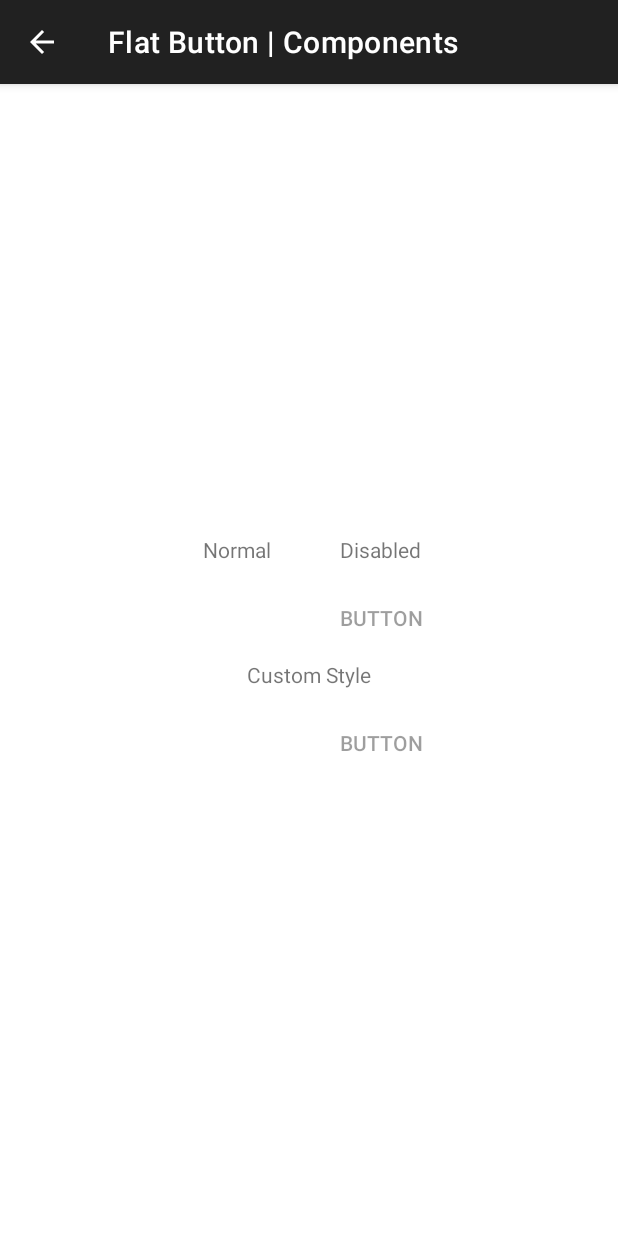
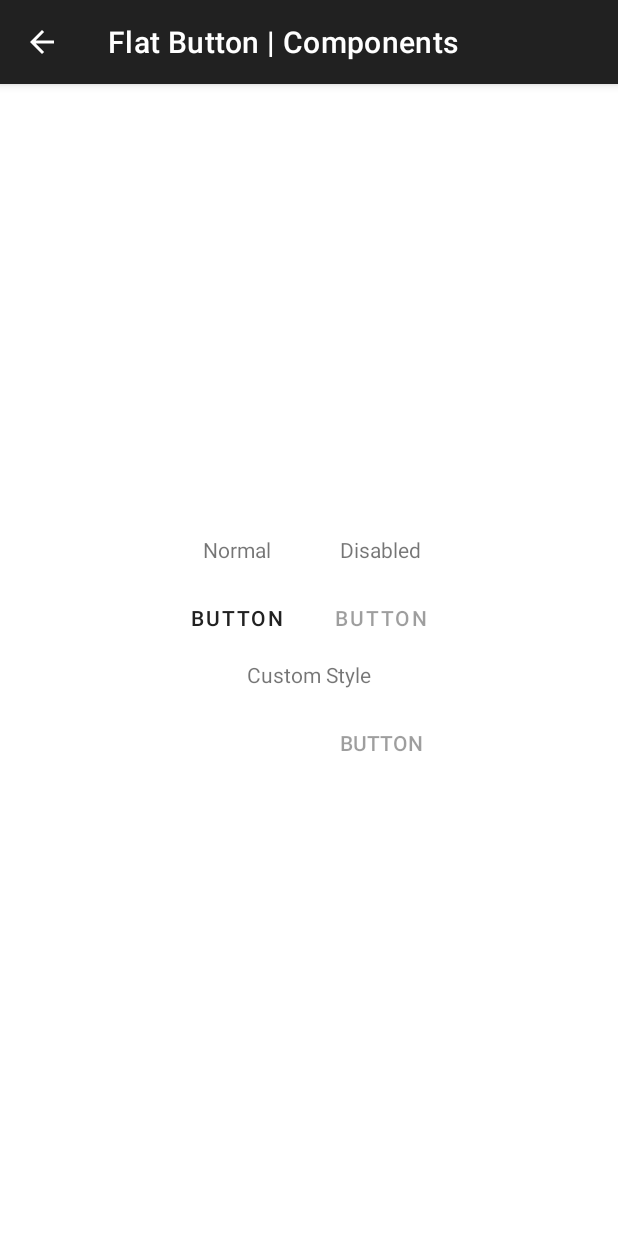
Before and after one commit to Chan4077/android-examples, an Android app: the ComponentsFlatButtonActivity screen opened directly, with no data from a screen before it, on a phone screen of 412 x 824 dp. Run offline under Robolectric (Android 15) with nearby library versions, the phone set to English and light mode, and no system bars.

Commit message:
ComponentsFlatButtonActivity: Use attributes instead of style references

```diff
--- a/AndroidExamples/app/src/main/res/layout/activity_components_flat_button.xml
+++ b/AndroidExamples/app/src/main/res/layout/activity_components_flat_button.xml
@@ -21,14 +21,14 @@
 		android:text="@string/disabled" />
 
 	<Button
-		style="@style/Widget.AppCompat.Button.Borderless"
+		style="?attr/borderlessButtonStyle"
 		android:layout_width="wrap_content"
 		android:layout_height="wrap_content"
 		android:layout_margin="4dp"
 		android:text="@string/Button" />
 
 	<Button
-		style="@style/Widget.AppCompat.Button.Borderless"
+		style="?attr/borderlessButtonStyle"
 		android:layout_width="wrap_content"
 		android:layout_height="wrap_content"
 		android:layout_margin="4dp"
@@ -44,7 +44,7 @@
 		android:text="@string/custom_style" />
 
 	<Button
-		style="@style/Widget.AppCompat.Button.Borderless"
+		style="?attr/borderlessButtonStyle"
 		android:layout_width="wrap_content"
 		android:layout_height="wrap_content"
 		android:layout_margin="4dp"
@@ -52,7 +52,7 @@
 		android:theme="@style/MyButton" />
 
 	<Button
-		style="@style/Widget.AppCompat.Button.Borderless"
+		style="?attr/borderlessButtonStyle"
 		android:layout_width="wrap_content"
 		android:layout_height="wrap_content"
 		android:layout_margin="4dp"
```
